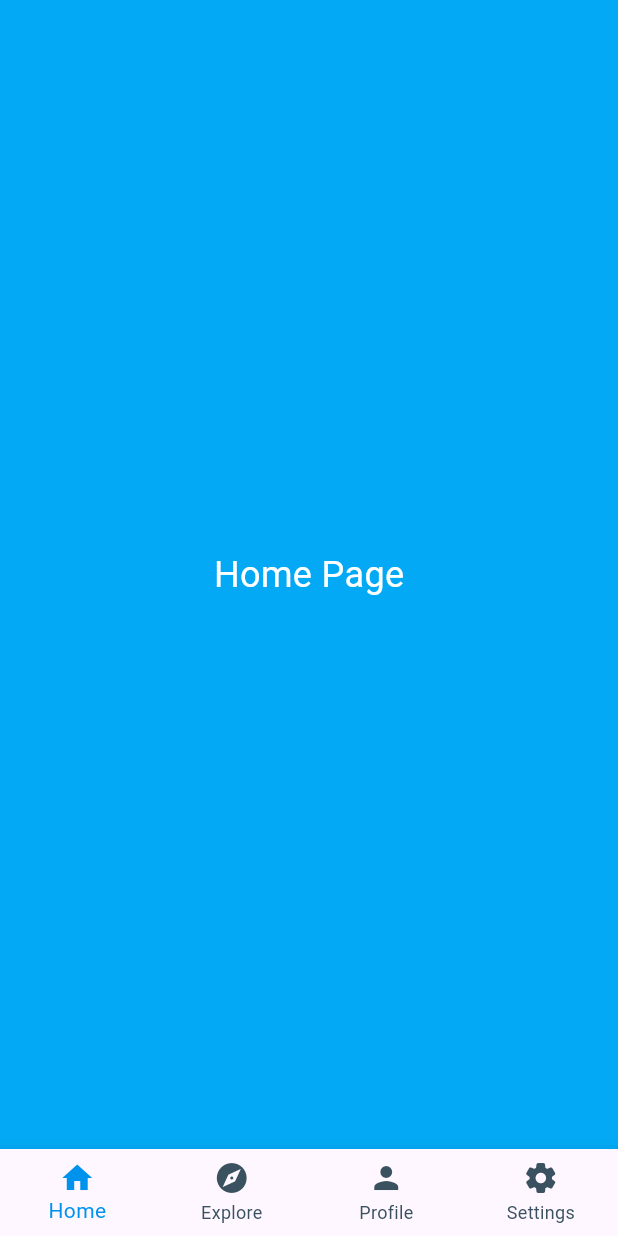
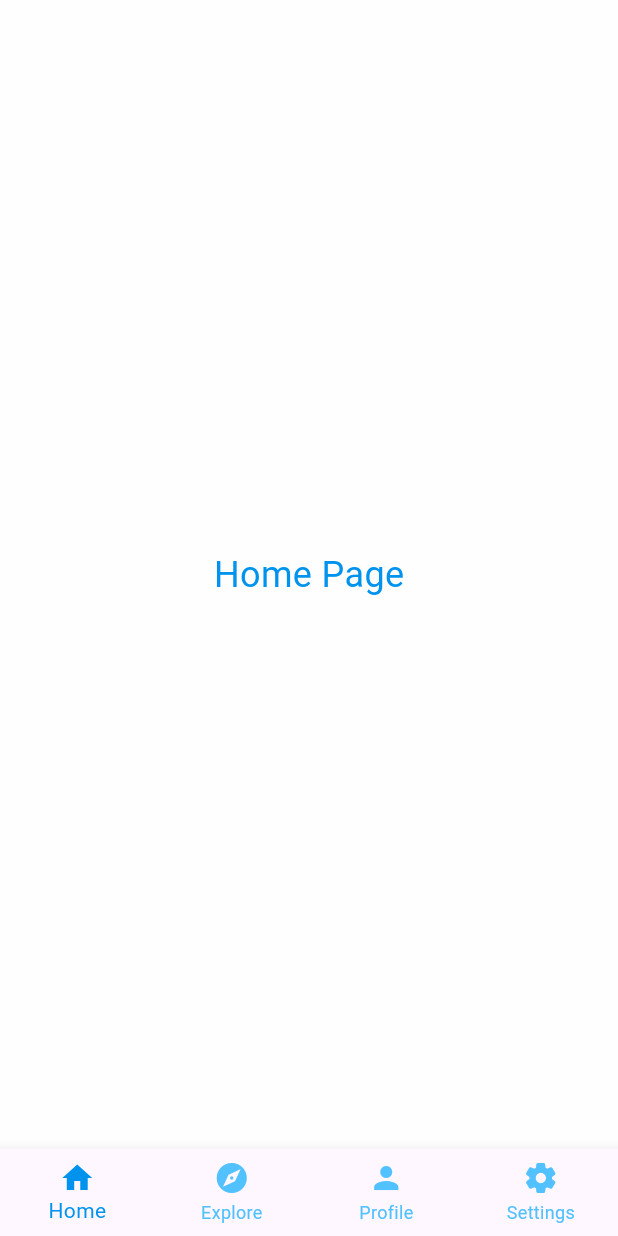
Before and after one commit to AliifRahman/flutter_application_2, a Flutter app: the screen it shows after launch, on a phone screen of 412 x 824 dp. Run offline on Flutter 3.47's test engine with Material 3 defaults, Android fonts, the phone set to English and light mode, and no system bars.

Commit message:
fixing color of bottom navbar and screen into nearly white

```diff
--- a/lib/bottom_navbar/bottom_nav.dart
+++ b/lib/bottom_navbar/bottom_nav.dart
@@ -66,7 +66,7 @@ class BottomNav extends StatelessWidget {
       currentIndex: currentIndex,
       onTap: onTap,
       selectedItemColor: ThemeColors.blue_primary,
-      unselectedItemColor: ThemeColors.grey,
+      unselectedItemColor: ThemeColors.blue_dark_10,
       items: const <BottomNavigationBarItem>[
         BottomNavigationBarItem(
           icon: Icon(Icons.home),
--- a/lib/page/explore_page.dart
+++ b/lib/page/explore_page.dart
@@ -7,10 +7,10 @@ class ExplorePage extends StatelessWidget {
   @override
   Widget build(BuildContext context) {
     return Container(
-      color: ThemeColors.exploreColor,
+      color: ThemeColors.nearlyWhite,
       alignment: Alignment.center,
       child: const Text('Explore Page',
-          style: TextStyle(fontSize: 24, color: Colors.white)),
+          style: TextStyle(fontSize: 24, color: ThemeColors.blue_primary)),
     );
   }
 }
--- a/lib/page/home_page.dart
+++ b/lib/page/home_page.dart
@@ -7,10 +7,10 @@ class HomePage extends StatelessWidget {
   @override
   Widget build(BuildContext context) {
     return Container(
-      color: ThemeColors.homeColor,
+      color: ThemeColors.nearlyWhite,
       alignment: Alignment.center,
       child: const Text('Home Page',
-          style: TextStyle(fontSize: 24, color: Colors.white)),
+          style: TextStyle(fontSize: 24, color: ThemeColors.blue_primary)),
     );
   }
 }
--- a/lib/page/profile_page.dart
+++ b/lib/page/profile_page.dart
@@ -7,10 +7,10 @@ class ProfilePage extends StatelessWidget {
   @override
   Widget build(BuildContext context) {
     return Container(
-      color: ThemeColors.profileColor,
+      color: ThemeColors.nearlyWhite,
       alignment: Alignment.center,
       child: const Text('Profile Page',
-          style: TextStyle(fontSize: 24, color: Colors.white)),
+          style: TextStyle(fontSize: 24, color: ThemeColors.blue_primary)),
     );
   }
 }
--- a/lib/page/settings_page.dart
+++ b/lib/page/settings_page.dart
@@ -7,11 +7,11 @@ class SettingsPage extends StatelessWidget {
   @override
   Widget build(BuildContext context) {
     return Container(
-      color: ThemeColors.blue_10,
+      color: ThemeColors.nearlyWhite,
       // color: ThemeColors.settingsColor,
       alignment: Alignment.center,
       child: const Text('Settings Page',
-          style: TextStyle(fontSize: 24, color: Colors.white)),
+          style: TextStyle(fontSize: 24, color: ThemeColors.blue_primary)),
     );
   }
 }
```
